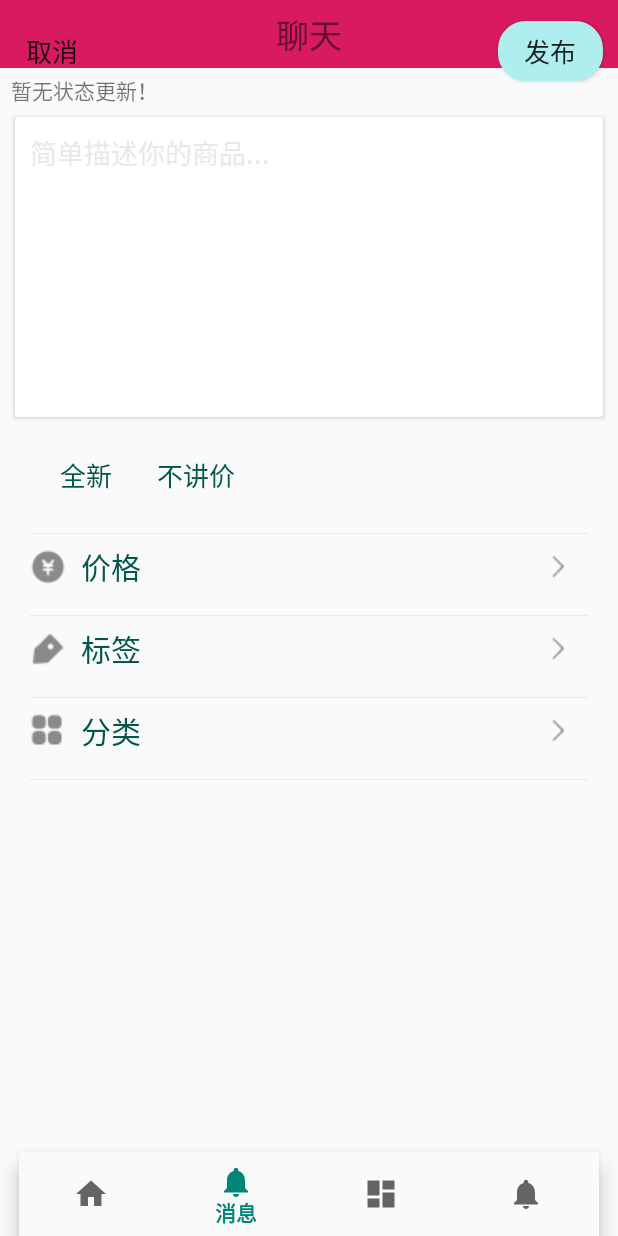
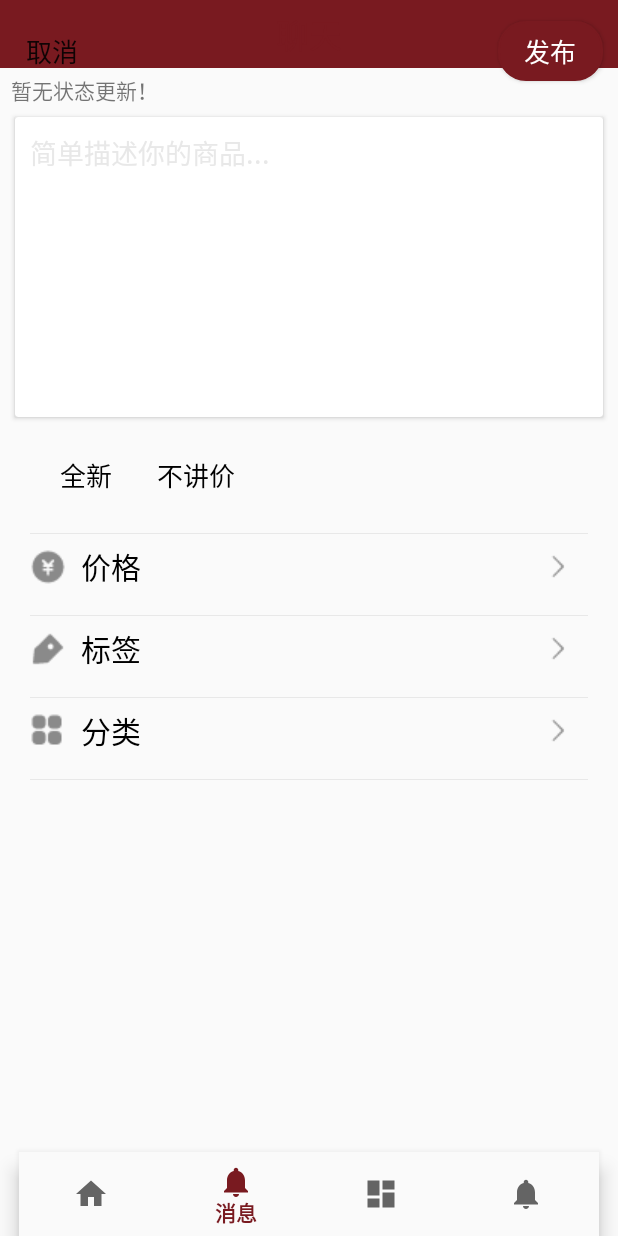
Before and after one commit to gracezhuhou/IdledRichFish, an Android app: the fragment MessageFragment placed in its activity, item 2 of the bottom bar chosen, on a phone screen of 412 x 824 dp. Run offline under Robolectric (Android 15) with nearby library versions, the phone set to English and light mode, and no system bars; libraries missing offline, so code that uses them is left out: org.litepal; 2 statements that could not run were skipped.

Commit message:
修改财大红和发布界面，添加TODO

```diff
--- a/app/src/main/res/drawable/btn_launch.xml
+++ b/app/src/main/res/drawable/btn_launch.xml
@@ -3,6 +3,6 @@
     <corners android:radius="18dp" />
     <stroke
         android:width="1dp"
-        android:color="@color/btn_launch" />
-    <solid android:color="@color/btn_launch" />
+        android:color="@color/colorPrimary" />
+    <solid android:color="@color/colorPrimary" />
 </shape>
--- a/app/src/main/res/layout/fragment_message.xml
+++ b/app/src/main/res/layout/fragment_message.xml
@@ -11,7 +11,7 @@
         android:layout_width="match_parent"
         android:layout_height="45dp"
         android:layout_alignParentTop="true"
-        android:background="@color/colorAccent">
+        android:background="@color/FC_red">
         <TextView
             android:layout_width="wrap_content"
             android:layout_height="wrap_content"
@@ -19,6 +19,7 @@
             android:layout_centerVertical="true"
             android:layout_centerHorizontal="true"
             android:text="聊天"
+            android:textColor="@color/colorPrimaryDark"
             android:textSize="22dp"/>
     </RelativeLayout>
     <TextView
--- a/app/src/main/res/layout/fragment_publishment.xml
+++ b/app/src/main/res/layout/fragment_publishment.xml
@@ -11,6 +11,7 @@
         android:layout_height="wrap_content"
         android:layout_alignParentTop="true"
         android:background="@color/transparent">
+        <!-- TODO: 取消按钮返回原界面 -->
         <Button
             android:id="@+id/item_concel"
             android:layout_width="50dp"
@@ -20,11 +21,13 @@
             android:layout_centerVertical="true"
             android:layout_margin="10dp"
             android:background="#00000000" />
+        <!-- TODO: 发布新商品，返回原界面并刷新 -->
         <Button
             android:id="@+id/item_launch"
             android:layout_width="70dp"
             android:layout_height="40dp"
             android:text="发布"
+            android:textColor="@color/white"
             android:textSize="@dimen/text_size"
             android:layout_alignParentRight="true"
             android:layout_centerVertical="true"
@@ -64,6 +67,7 @@
         android:layout_marginRight="10dp"
         android:layout_marginLeft="10dp">
 
+        <!-- TODO: 不同数量图片 -->
         <GridView
             android:id="@+id/gridView"
             android:layout_width="fill_parent"
@@ -82,6 +86,7 @@
         android:layout_marginRight="10dp"
         android:layout_marginLeft="10dp">
 
+        <!-- TODO: 两个checkbox事件 -->
         <CheckBox
             android:id="@+id/if_new"
             android:layout_width="wrap_content"
@@ -91,7 +96,7 @@
             android:button="@null"
             android:textSize="@dimen/text_size"
             android:layout_marginLeft="30dp"
-            android:textColor="@color/colorPrimaryWhite"
+            android:textColor="@color/black"
             android:background="@color/transparent"
             />
         <CheckBox
@@ -104,7 +109,7 @@
             android:button="@null"
             android:textSize="@dimen/text_size"
             android:layout_marginLeft="30dp"
-            android:textColor="@color/colorPrimaryWhite"
+            android:textColor="@color/black"
             android:background="@color/transparent"
             />
 
@@ -120,6 +125,7 @@
         android:layout_marginLeft="20dp"
         android:layout_marginRight="20dp"/>
 
+    <!-- TODO:以下都为relativelayout的点击事件 -->
     <RelativeLayout
         android:id="@+id/item_price"
         android:layout_below="@+id/line1"
@@ -143,12 +149,24 @@
             android:layout_height="wrap_content"
             android:text="价格"
             android:textSize="20dp"
-            android:textColor="@color/colorPrimaryWhite"
+            android:textColor="@color/black"
             android:layout_centerVertical="true"
             android:layout_toRightOf="@+id/ic1"
             android:layout_marginLeft="10dp"/>
 
+        <!-- TODO:以alertdialog形式输入价格，显示在textview中 -->
+        <TextView
+            android:id="@+id/show_price"
+            android:layout_width="wrap_content"
+            android:layout_height="wrap_content"
+            android:text=""
+            android:textSize="20dp"
+            android:textColor="@color/black"
+            android:layout_centerVertical="true"
+            android:layout_toLeftOf="@+id/im1"
+            android:layout_marginRight="20dp"/>
         <ImageView
+            android:id="@+id/im1"
             android:layout_width="wrap_content"
             android:layout_height="wrap_content"
             android:src="@drawable/ic_right"
@@ -189,7 +207,7 @@
             android:layout_height="wrap_content"
             android:text="标签"
             android:textSize="20dp"
-            android:textColor="@color/colorPrimaryWhite"
+            android:textColor="@color/black"
             android:layout_centerVertical="true"
             android:layout_toRightOf="@+id/ic2"
             android:layout_marginLeft="10dp"/>
@@ -235,7 +253,7 @@
             android:layout_height="wrap_content"
             android:text="分类"
             android:textSize="20dp"
-            android:textColor="@color/colorPrimaryWhite"
+            android:textColor="@color/black"
             android:layout_centerVertical="true"
             android:layout_toRightOf="@+id/ic3"
             android:layout_marginLeft="10dp"/>
--- a/app/src/main/res/values/colors.xml
+++ b/app/src/main/res/values/colors.xml
@@ -1,10 +1,12 @@
 <?xml version="1.0" encoding="utf-8"?>
 <resources>
-    <color name="colorPrimary">#008577</color>
-    <color name="colorPrimaryDark">#FFFFFF</color>
-    <color name="colorPrimaryWhite">#00574B</color>
-    <color name="colorAccent">#D81B60</color>
+    <color name="colorPrimary">#791a20</color>
+    <color name="colorPrimaryDark">#791a20</color>
+    <color name="colorAccent">#791a20</color>
     <color name="btn_launch">#AFEEEE</color>
     <color name="gray">#E8E8E8</color>
     <color name="transparent">#00000000</color>
+    <color name="FC_red">#791a20</color>
+    <color name="black">#000000</color>
+    <color name="white">#FFFFFF</color>
 </resources>
--- a/app/src/main/res/values/styles.xml
+++ b/app/src/main/res/values/styles.xml
@@ -6,6 +6,12 @@
         <item name="colorPrimary">@color/colorPrimary</item>
         <item name="colorPrimaryDark">@color/colorPrimaryDark</item>
         <item name="colorAccent">@color/colorAccent</item>
+        <!--textColorPrimary字体默认颜色-->
+        <!--colorAccent控件默认颜色-->
+        <!--textColorPrimary字体默认颜色-->
+        <!--colorPrimaryDark顶部状态栏默认颜色-->
+        <!--colorPrimary顶部背景默认颜色-->
+        <!--navigationBarColor-->
     </style>
 
     <style name="AppTheme.NoActionBar">
```
